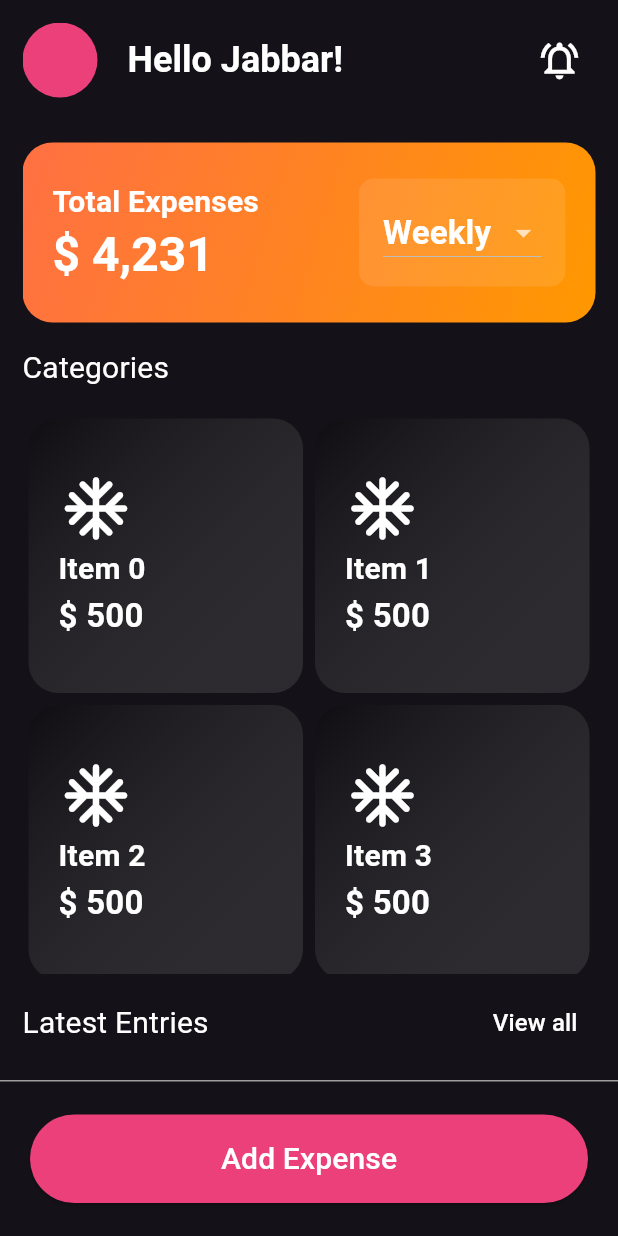
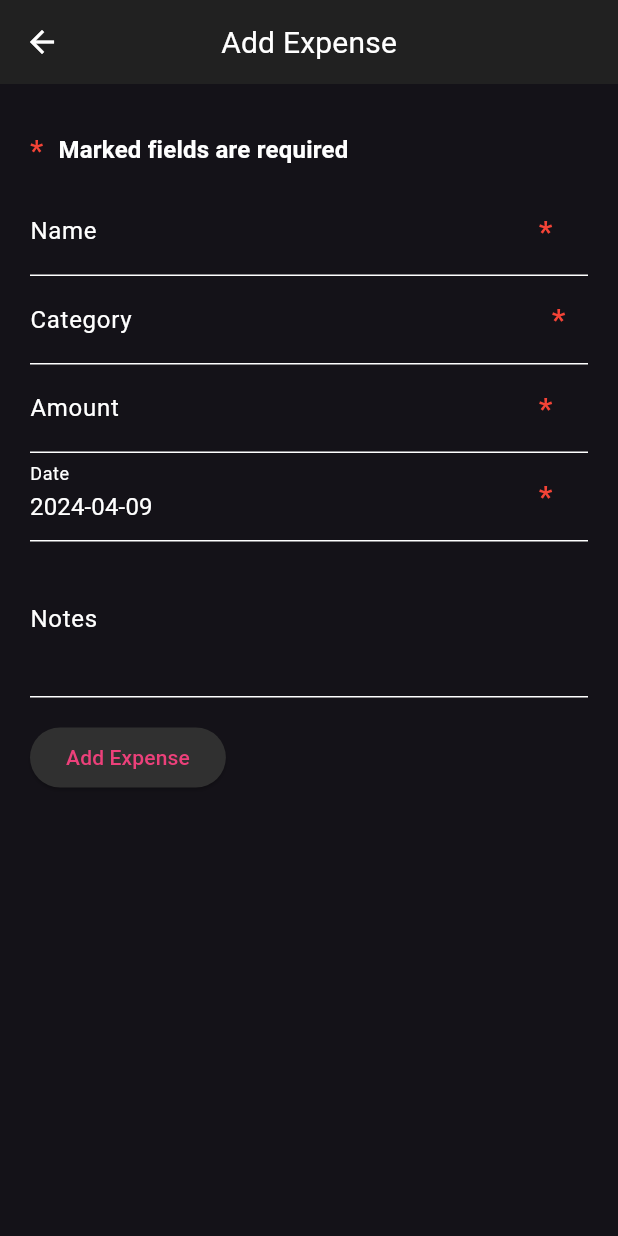
Before and after one commit to Js112001/expense_tracker_app, a Flutter app: the screen it shows after launch, after a tap on "Add Expense", on a phone screen of 412 x 824 dp. Run offline on Flutter 3.47's test engine with Material 3 defaults, Android fonts, the phone set to English and light mode, and no system bars; our stand-ins replace get, sqflite; accounts and stored records are empty.

Commit message:
add expense ui done

```diff
--- a/lib/core/routes/app_pages.dart
+++ b/lib/core/routes/app_pages.dart
@@ -1,5 +1,7 @@
 import 'package:expense_tracker_app/core/routes/app_routes.dart';
+import 'package:expense_tracker_app/modules/expense_management/presentation/bindings/expense_binding.dart';
 import 'package:expense_tracker_app/modules/expense_management/presentation/bindings/home_binding.dart';
+import 'package:expense_tracker_app/modules/expense_management/presentation/pages/add_expense_page.dart';
 import 'package:expense_tracker_app/modules/expense_management/presentation/pages/all_expenses_page.dart';
 import 'package:expense_tracker_app/modules/expense_management/presentation/pages/home_page.dart';
 import 'package:get/get.dart';
@@ -14,9 +16,14 @@ class AppPages {
       binding: HomeBinding(),
     ),
     GetPage(
-      name: AppRoutes.allEntries,
+      name: AppRoutes.allExpenses,
       page: () => const AllExpensesPage(),
       binding: HomeBinding(),
-    )
+    ),
+    GetPage(
+      name: AppRoutes.addExpense,
+      page: () => AddExpensePage(),
+      binding: ExpenseBinding(),
+    ),
   ];
 }
--- a/lib/core/routes/app_routes.dart
+++ b/lib/core/routes/app_routes.dart
@@ -2,5 +2,6 @@ class AppRoutes {
   AppRoutes._();
 
   static String home = '/home';
-  static String allEntries = '/all-entries';
+  static String allExpenses = '/expenses';
+  static String addExpense = '/expenses/add';
 }
--- a/lib/modules/expense_management/data/models/expense_model.dart
+++ b/lib/modules/expense_management/data/models/expense_model.dart
@@ -3,12 +3,14 @@ import 'package:expense_tracker_app/modules/expense_management/domain/entities/e
 class ExpenseModel extends ExpenseEntity {
   ExpenseModel({
     String? id,
+    required String name,
     required double amount,
     required String category,
     required DateTime date,
     String? notes,
   }) : super(
           id: id,
+          name: name,
           amount: amount,
           category: category,
           date: date,
@@ -18,6 +20,7 @@ class ExpenseModel extends ExpenseEntity {
   factory ExpenseModel.fromJson(Map<String, dynamic> json) {
     return ExpenseModel(
       id: json['id'] as String?,
+      name: json['name'] as String,
       amount: json['amount'] as double,
       category: json['category'] as String,
       date: DateTime.parse(json['date'] as String),
@@ -28,6 +31,7 @@ class ExpenseModel extends ExpenseEntity {
   Map<String, dynamic> toJson() {
     return {
       'id': id ?? '',
+      'name': name,
       'amount': amount,
       'category': category,
       'date': date.toIso8601String(),
--- a/lib/modules/expense_management/domain/entities/expense_entity.dart
+++ b/lib/modules/expense_management/domain/entities/expense_entity.dart
@@ -1,5 +1,6 @@
 class ExpenseEntity {
   final String? id;
+  final String name;
   final double amount;
   final String category;
   final DateTime date;
@@ -7,6 +8,7 @@ class ExpenseEntity {
 
   ExpenseEntity({
     this.id,
+    required this.name,
     required this.amount,
     required this.category,
     required this.date,
--- /dev/null
+++ b/lib/modules/expense_management/presentation/bindings/expense_binding.dart
@@ -0,0 +1,10 @@
+import 'package:expense_tracker_app/modules/expense_management/presentation/controllers/expense_controller.dart';
+import 'package:get/get.dart';
+
+class ExpenseBinding extends Bindings {
+  @override
+  void dependencies() {
+    Get.lazyPut(() => ExpenseController());
+  }
+
+}
--- /dev/null
+++ b/lib/modules/expense_management/presentation/controllers/expense_controller.dart
@@ -0,0 +1,32 @@
+import 'package:flutter/material.dart';
+import 'package:get/get.dart';
+
+class ExpenseController extends GetxController {
+  final formKey = GlobalKey<FormState>();
+  String? name;
+  String? selectedCategory;
+  double? amount;
+  DateTime? date;
+  String? notes;
+  final dateController = TextEditingController();
+
+  final List<String> categories = [
+    'Food',
+    'Transportation',
+    'Utilities',
+    'Entertainment',
+    'Shopping',
+    // Add more categories as needed
+  ];
+
+  @override
+  void onInit() {
+    super.onInit();
+    date = DateTime.now();
+    dateController.text = date.toString().substring(0,10);
+  }
+  void addExpense() {
+    // Perform add expense operation here
+    print('Category: $selectedCategory, Amount: $amount, Date: $date');
+  }
+}
--- /dev/null
+++ b/lib/modules/expense_management/presentation/pages/add_expense_page.dart
@@ -0,0 +1,142 @@
+import 'package:expense_tracker_app/modules/expense_management/presentation/controllers/expense_controller.dart';
+import 'package:expense_tracker_app/modules/expense_management/presentation/widgets/required_field_note.dart';
+import 'package:expense_tracker_app/utils/widgets/custom_appbar.dart';
+import 'package:expense_tracker_app/utils/widgets/required_form_field_icon.dart';
+import 'package:flutter/material.dart';
+import 'package:get/get.dart';
+
+class AddExpensePage extends GetView<ExpenseController> {
+  const AddExpensePage({super.key});
+
+  @override
+  Widget build(BuildContext context) {
+    return Scaffold(
+      appBar: const CustomAppBar(title: 'Add Expense'),
+      body: Padding(
+        padding: const EdgeInsets.all(20),
+        child: SingleChildScrollView(
+          child: Column(
+            children: [
+              const RequiredFieldNote(),
+              Form(
+                key: controller.formKey,
+                child: Column(
+                  crossAxisAlignment: CrossAxisAlignment.start,
+                  children: <Widget>[
+                    TextFormField(
+                      decoration: const InputDecoration(
+                        labelText: 'Name',
+                        suffixIcon: RequiredFormFieldIcon(),
+                      ),
+                      keyboardType: TextInputType.text,
+                      validator: (value) {
+                        if (value == null || value.isEmpty) {
+                          return 'Please enter a name for expense';
+                        }
+                        return null;
+                      },
+                      onSaved: (value) {
+                        controller.name = value!;
+                      },
+                    ),
+                    DropdownButtonFormField<String>(
+                      style: Theme.of(context).textTheme.titleSmall?.copyWith(
+                            fontSize: 16,
+                            fontWeight: FontWeight.normal,
+                          ),
+                      decoration: const InputDecoration(
+                        labelText: 'Category',
+                        suffixIcon: RequiredFormFieldIcon(),
+                      ),
+                      value: controller.selectedCategory,
+                      onChanged: (value) {
+                        controller.selectedCategory = value!;
+                      },
+                      validator: (value) {
+                        if (value == null || value.isEmpty) {
+                          return 'Please select a category';
+                        }
+                        return null;
+                      },
+                      items: controller.categories
+                          .map<DropdownMenuItem<String>>((String value) {
+                        return DropdownMenuItem<String>(
+                          value: value,
+                          child: Text(value),
+                        );
+                      }).toList(),
+                    ),
+                    TextFormField(
+                      decoration: const InputDecoration(
+                        labelText: 'Amount',
+                        suffixIcon: RequiredFormFieldIcon(),
+                      ),
+                      keyboardType: TextInputType.number,
+                      validator: (value) {
+                        if (value == null || double.tryParse(value) == null) {
+                          return 'Please enter a valid amount';
+                        }
+                        return null;
+                      },
+                      onSaved: (value) {
+                        controller.amount = double.parse(value!);
+                      },
+                    ),
+                    TextFormField(
+                      style: Theme.of(context).textTheme.titleSmall?.copyWith(
+                            fontSize: 16,
+                            fontWeight: FontWeight.normal,
+                          ),
+                      decoration: const InputDecoration(
+                        labelText: 'Date',
+                        suffixIcon: RequiredFormFieldIcon(),
+                      ),
+                      readOnly: true,
+                      onTap: () async {
+                        final pickedDate = await showDatePicker(
+                          context: context,
+                          initialDate: controller.date ?? DateTime.now(),
+                          firstDate: DateTime(2000),
+                          lastDate: DateTime.now(),
+                        );
+                        if (pickedDate != null) {
+                          controller.date = pickedDate;
+                          controller.dateController.text =
+                              controller.date.toString().substring(0, 10);
+                        }
+                      },
+                      validator: (value) {
+                        if (controller.date == null) {
+                          return 'Please select a date';
+                        }
+                        return null;
+                      },
+                      controller: controller.dateController,
+                    ),
+                    TextFormField(
+                      decoration: const InputDecoration(labelText: 'Notes'),
+                      maxLines: 3,
+                      onSaved: (value) {
+                        controller.notes = value!;
+                      },
+                    ),
+                    const SizedBox(height: 16),
+                    ElevatedButton(
+                      onPressed: () {
+                        if (controller.formKey.currentState!.validate()) {
+                          controller.formKey.currentState!.save();
+                          controller.addExpense();
+                        }
+                      },
+                      child: const Text('Add Expense'),
+                    ),
+                  ],
+                ),
+              ),
+            ],
+          ),
+        ),
+      ),
+    );
+  }
+}
--- a/lib/modules/expense_management/presentation/pages/all_expenses_page.dart
+++ b/lib/modules/expense_management/presentation/pages/all_expenses_page.dart
@@ -1,4 +1,5 @@
 import 'package:expense_tracker_app/modules/expense_management/presentation/controllers/home_controller.dart';
+import 'package:expense_tracker_app/utils/widgets/custom_appbar.dart';
 import 'package:flutter/material.dart';
 import 'package:get/get.dart';
 
@@ -8,19 +9,7 @@ class AllExpensesPage extends GetView<HomeController> {
   @override
   Widget build(BuildContext context) {
     return Scaffold(
-      appBar: AppBar(
-        centerTitle: true,
-        title: Text(
-          'Latest Entries',
-          style: Theme.of(context).textTheme.titleMedium?.copyWith(
-                fontSize: 20,
-                fontWeight: FontWeight.normal,
-                fontFamily: 'NotoSans',
-              ),
-        ),
-        // ignore: deprecated_member_use
-        backgroundColor: Theme.of(context).backgroundColor,
-      ),
+      appBar: const CustomAppBar(title: 'All Expenses'),
       body: SingleChildScrollView(
         child: Column(
           children: [
--- a/lib/modules/expense_management/presentation/pages/home_page.dart
+++ b/lib/modules/expense_management/presentation/pages/home_page.dart
@@ -2,7 +2,7 @@ import 'package:expense_tracker_app/modules/expense_management/presentation/cont
 import 'package:expense_tracker_app/modules/expense_management/presentation/widgets/add_expense_bottom_btn.dart';
 import 'package:expense_tracker_app/modules/expense_management/presentation/widgets/categories_grid.dart';
 import 'package:expense_tracker_app/modules/expense_management/presentation/widgets/expense_summary_card.dart';
-import 'package:expense_tracker_app/modules/expense_management/presentation/widgets/latest_entries.dart';
+import 'package:expense_tracker_app/modules/expense_management/presentation/widgets/latest_expenses.dart';
 import 'package:flutter/material.dart';
 import 'package:get/get.dart';
 
--- a/lib/modules/expense_management/presentation/widgets/add_expense_bottom_btn.dart
+++ b/lib/modules/expense_management/presentation/widgets/add_expense_bottom_btn.dart
@@ -1,4 +1,6 @@
+import 'package:expense_tracker_app/core/routes/app_routes.dart';
 import 'package:flutter/material.dart';
+import 'package:get/get.dart';
 
 class AddExpenseButton extends StatelessWidget {
   const AddExpenseButton({super.key});
@@ -20,7 +22,7 @@ class AddExpenseButton extends StatelessWidget {
           horizontal: 20,
         ),
         child: ElevatedButton(
-          onPressed: () {},
+          onPressed: () => Get.toNamed(AppRoutes.addExpense),
           style: ButtonStyle(
             backgroundColor: MaterialStatePropertyAll(
               Theme.of(context).colorScheme.primary,
--- a/lib/modules/expense_management/presentation/widgets/expense_summary_card.dart
+++ b/lib/modules/expense_management/presentation/widgets/expense_summary_card.dart
@@ -53,7 +53,7 @@ class ExpenseSummaryCard extends StatelessWidget {
               Container(
                 decoration: BoxDecoration(
                   borderRadius: BorderRadius.circular(10),
-                  color: Colors.white.withOpacity(0.1),
+                  color: Colors.white.withOpacity(0.2),
                 ),
                 child: Padding(
                   padding: const EdgeInsets.symmetric(vertical: 12, horizontal: 16),
--- a/lib/modules/expense_management/presentation/widgets/latest_entries.dart
+++ b/lib/modules/expense_management/presentation/widgets/latest_expenses.dart
@@ -1,3 +1,4 @@
+import 'package:expense_tracker_app/core/routes/app_routes.dart';
 import 'package:flutter/material.dart';
 import 'package:get/route_manager.dart';
 
@@ -14,7 +15,7 @@ class LatestEntries extends StatelessWidget {
             mainAxisAlignment: MainAxisAlignment.spaceBetween,
             children: [
               Text(
-                'Latest Entries',
+                'Latest Expenses',
                 style: Theme.of(context).textTheme.titleMedium?.copyWith(
                       fontSize: 20,
                       fontWeight: FontWeight.normal,
@@ -22,7 +23,7 @@ class LatestEntries extends StatelessWidget {
                     ),
               ),
               TextButton(
-                onPressed: () => Get.toNamed('/all-entries'),
+                onPressed: () => Get.toNamed(AppRoutes.allExpenses),
                 child: Text(
                   'View all',
                   style: Theme.of(context).textTheme.titleSmall?.copyWith(
--- /dev/null
+++ b/lib/modules/expense_management/presentation/widgets/required_field_note.dart
@@ -0,0 +1,33 @@
+import 'package:flutter/material.dart';
+
+class RequiredFieldNote extends StatelessWidget {
+  const RequiredFieldNote({super.key});
+
+  @override
+  Widget build(BuildContext context) {
+    return Padding(
+      padding: const EdgeInsets.symmetric(vertical: 10),
+      child: Row(
+        mainAxisAlignment: MainAxisAlignment.start,
+        children: [
+          Text(
+            '*',
+            style: Theme.of(context).textTheme.titleSmall?.copyWith(
+              color: Colors.red,
+              fontSize: 20,
+            ),
+          ),
+          const SizedBox(
+            width: 10,
+          ),
+          Text(
+            'Marked fields are required',
+            style: Theme.of(context).textTheme.titleMedium?.copyWith(
+              fontSize: 16,
+            ),
+          ),
+        ],
+      ),
+    );
+  }
+}
--- /dev/null
+++ b/lib/utils/widgets/custom_appbar.dart
@@ -0,0 +1,32 @@
+import 'package:flutter/material.dart';
+
+class CustomAppBar extends StatelessWidget implements PreferredSizeWidget {
+  const CustomAppBar({
+    super.key,
+    required this.title,
+  });
+
+  final String title;
+
+  @override
+  Widget build(BuildContext context) {
+    return AppBar(
+      centerTitle: true,
+      title: Text(
+        title,
+        style: Theme.of(context).textTheme.titleMedium?.copyWith(
+          fontSize: 20,
+          fontWeight: FontWeight.normal,
+          fontFamily: 'NotoSans',
+        ),
+      ),
+      // ignore: deprecated_member_use
+      backgroundColor: Theme.of(context).backgroundColor,
+    );
+  }
+
+  @override
+  Size get preferredSize => const Size.fromHeight(kToolbarHeight);
+
+
+}
--- /dev/null
+++ b/lib/utils/widgets/required_form_field_icon.dart
@@ -0,0 +1,19 @@
+import 'package:flutter/material.dart';
+
+class RequiredFormFieldIcon extends StatelessWidget {
+  const RequiredFormFieldIcon({super.key});
+
+  @override
+  Widget build(BuildContext context) {
+    return const Padding(
+      padding: EdgeInsets.all(15),
+      child: Text(
+        '*', // Asterisk symbol
+        style: TextStyle(
+          color: Colors.red, // Customize color as needed
+          fontSize: 20,
+        ),
+      ),
+    );
+  }
+}
```
